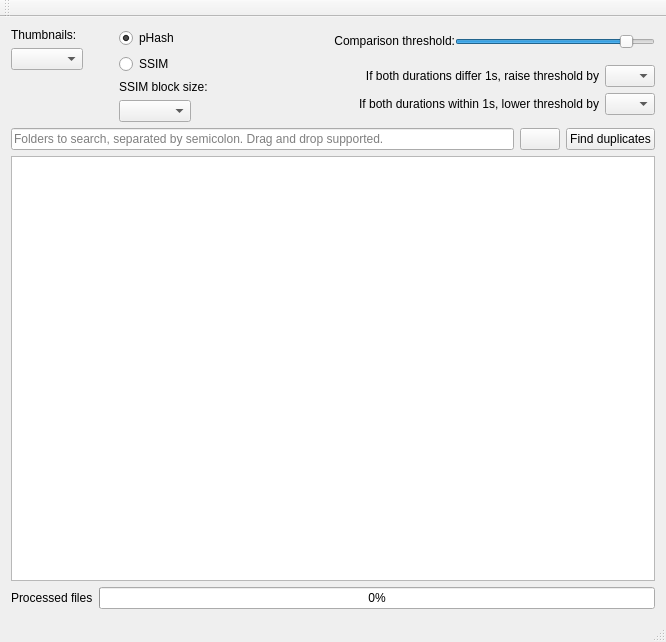
First picture: the form in mainwindow.ui, repository theophanemayaud/video-simili-duplicate-cleaner, before the edit.
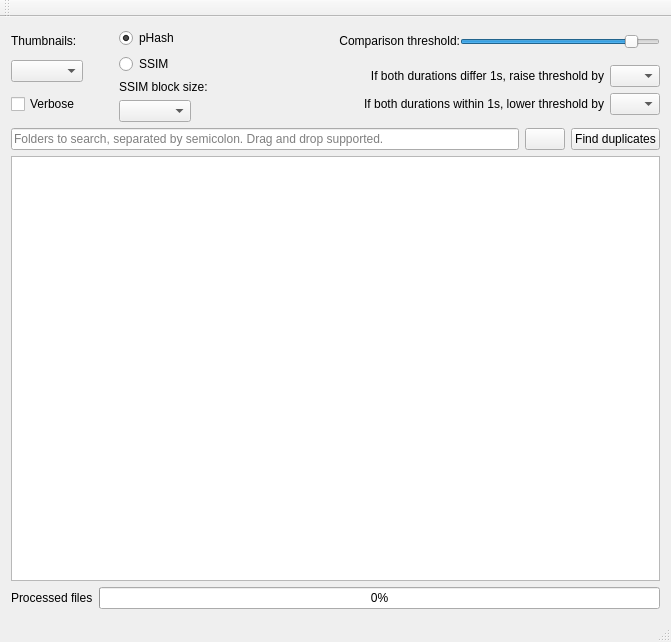
Second picture: the form after the edit.

Commit message: fix: fix file size sorting, add verbose checkbox and set default open folder to user/videos

What changed in the file:
```diff
--- a/mainwindow.ui
+++ b/mainwindow.ui
@@ -6,7 +6,7 @@
    <rect>
     <x>0</x>
     <y>0</y>
-    <width>666</width>
+    <width>671</width>
     <height>642</height>
    </rect>
   </property>
@@ -74,20 +74,21 @@
          </widget>
         </item>
         <item>
-         <spacer name="verticalSpacer">
-          <property name="orientation">
-           <enum>Qt::Vertical</enum>
+         <widget class="QCheckBox" name="verboseCheckbox">
+          <property name="toolTip">
+           <string>List all processed video names.  
+Errors will be listed in any case.</string>
           </property>
-          <property name="sizeType">
-           <enum>QSizePolicy::Maximum</enum>
+          <property name="toolTipDuration">
+           <number>-1</number>
           </property>
-          <property name="sizeHint" stdset="0">
-           <size>
-            <width>20</width>
-            <height>55</height>
-           </size>
+          <property name="locale">
+           <locale language="English" country="UnitedStates"/>
           </property>
-         </spacer>
+          <property name="text">
+           <string>Verbose</string>
+          </property>
+         </widget>
         </item>
        </layout>
       </item>
```
Left out of the diff: 23 changed lines with no effect on the pictures. The commit also changes 1 other file.
